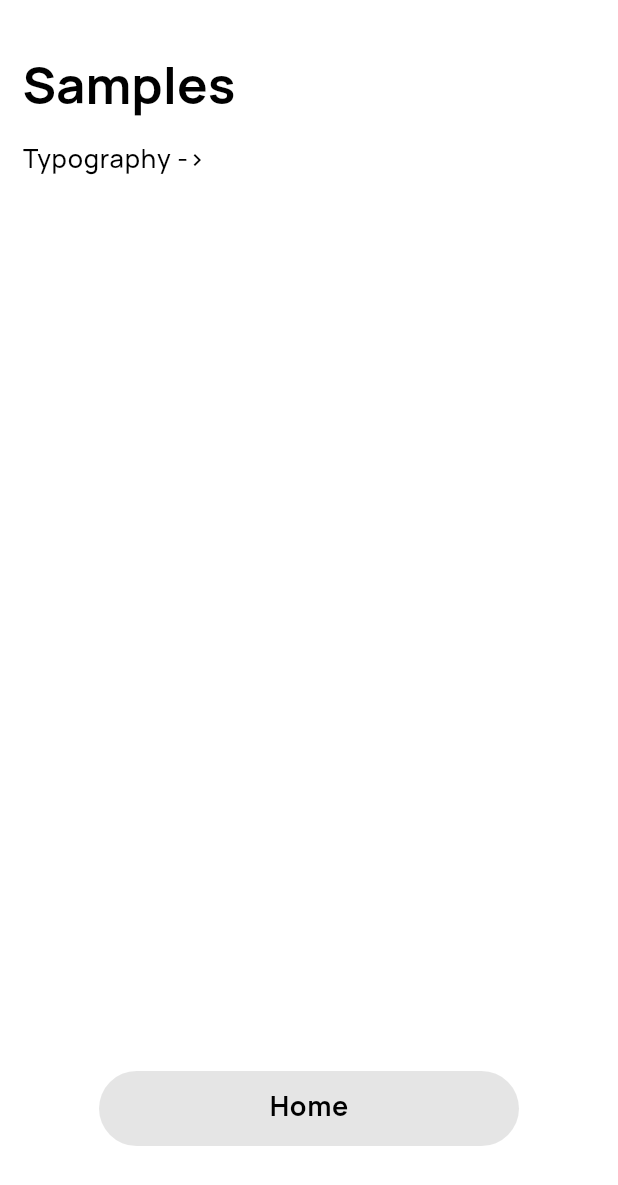
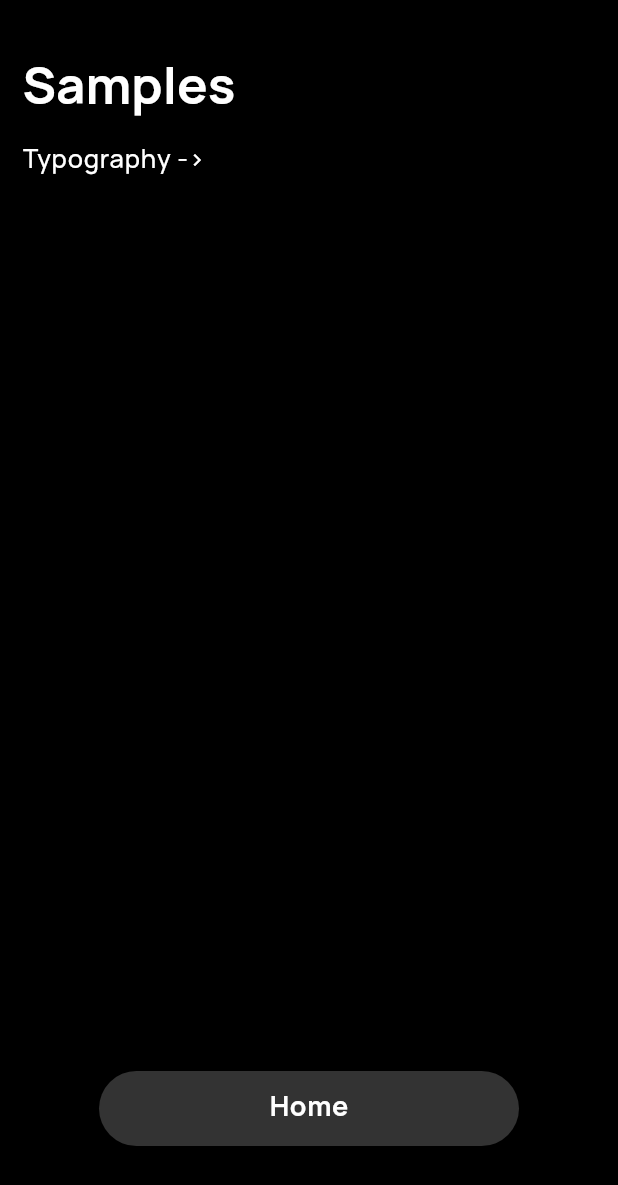
Before and after one commit to parabolahq/locus, a Flutter app: the screen it shows after launch, on a phone screen of 412 x 824 dp. Shown: the top 1185 px of the screen. Run offline on Flutter 3.47's test engine with Material 2 defaults, Android fonts, the phone set to English and light mode, and no system bars.

Commit message:
Add status bar theming

```diff
--- a/example/lib/main.dart
+++ b/example/lib/main.dart
@@ -1,3 +1,4 @@
+import 'package:flutter/services.dart';
 import 'package:locus/locus.dart';
 import 'package:locuslab/screens/home_screen.dart';
 
@@ -16,7 +17,7 @@ class _LocusLabAppState extends State<LocusLabApp> {
     return LocusApp(
       title: 'Lab',
       home: HomeScreen(),
-      debugShowCheckedModeBanner: true,
+      theme: LocusThemeData(brightness: Brightness.dark),
     );
   }
 }
--- a/lib/locus.dart
+++ b/lib/locus.dart
@@ -7,10 +7,12 @@ export 'src/core/theme.dart';
 export 'src/core/colors.dart';
 export 'src/core/route.dart';
 export 'src/core/typography.dart';
+export 'src/core/animations.dart';
 
 // Components
 export 'src/components/scaffold.dart';
 export 'src/components/navigation_bar.dart';
 export 'src/components/interactable.dart';
+export 'src/components/buttons.dart';
 
 export 'package:flutter/widgets.dart';
--- a/lib/src/components/navigation_bar.dart
+++ b/lib/src/components/navigation_bar.dart
@@ -1,7 +1,6 @@
 import 'package:flutter/widgets.dart';
 
 import 'package:locus/src/components/interactable.dart';
-import 'package:locus/src/core/colors.dart';
 import 'package:locus/src/core/theme.dart';
 
 // There's a single tag for all instances of navigation bars because they can
@@ -78,7 +77,14 @@ class _NavigationBarState extends State<NavigationBar> {
                           color: LocusTheme.of(context).colorScheme.surface,
                           borderRadius: BorderRadius.circular(20),
                         ),
-                        child: Text('Back'),
+                        child: Text(
+                          'Back',
+                          style: TextStyle(
+                            color: LocusTheme.of(context)
+                                .colorScheme
+                                .onControlsSurface,
+                          ),
+                        ),
                       ),
                     ),
                 ],
--- a/lib/src/components/scaffold.dart
+++ b/lib/src/components/scaffold.dart
@@ -1,4 +1,6 @@
+import 'package:flutter/services.dart';
 import 'package:flutter/widgets.dart';
+import 'package:locus/src/core/animations.dart';
 import 'package:locus/src/core/theme.dart';
 
 class LocusScaffold extends StatelessWidget {
@@ -14,7 +16,11 @@ class LocusScaffold extends StatelessWidget {
   @override
   Widget build(BuildContext context) {
     final theme = LocusTheme.of(context);
-    return DecoratedBox(
+
+    return AnnotatedRegion<SystemUiOverlayStyle>(
+      value: theme.systemUiOverlayStyle,
+      child: AnimatedContainer(
+        duration: kPageTransitionDuration,
         decoration: BoxDecoration(
           color: theme.colorScheme.surface,
         ),
@@ -31,6 +37,7 @@ class LocusScaffold extends StatelessWidget {
               )
           ],
         ),
+      ),
     );
   }
 }
--- /dev/null
+++ b/lib/src/core/animations.dart
@@ -0,0 +1 @@
+const kPageTransitionDuration = const Duration(milliseconds: 250);
--- a/lib/src/core/app.dart
+++ b/lib/src/core/app.dart
@@ -1,3 +1,4 @@
+import 'package:flutter/services.dart';
 import 'package:flutter/widgets.dart';
 import 'package:locus/src/core/route.dart';
 import 'package:locus/src/core/scroll.dart';
@@ -9,16 +10,16 @@ class LocusApp extends StatefulWidget {
   final Iterable<Locale> supportedLocales;
   final bool debugShowCheckedModeBanner, showPerformanceOverlay;
   final Widget? home;
-  final LocusThemeData? theme;
+  final LocusThemeData theme;
 
   const LocusApp({
     super.key,
     required this.title,
     required this.home,
-    this.debugShowCheckedModeBanner = false,
+    this.debugShowCheckedModeBanner = true,
     this.showPerformanceOverlay = false,
     this.supportedLocales = const <Locale>[Locale('ru', 'RU')],
-    this.theme,
+    this.theme = const LocusThemeData(),
   });
 
   @override
@@ -53,23 +54,30 @@ class _LocusAppState extends State<LocusApp> {
         GlobalWidgetsLocalizations.delegate,
         GlobalCupertinoLocalizations.delegate,
       ],
+      builder: (BuildContext context, Widget? child) {
+        final LocusThemeData effectiveThemeData =
+            MediaQuery.of(context).platformBrightness == Brightness.light
+                ? widget.theme
+                : widget.theme;
+        // TODO: Implement dark theme based
+        // on platform brightness
+
+        return LocusTheme(
+          data: effectiveThemeData,
+          child: child ?? SizedBox.shrink(),
+        );
+      },
     );
   }
 
   @override
   Widget build(BuildContext context) {
-    final LocusThemeData effectiveThemeData =
-        widget.theme ?? const LocusThemeData();
-
     return ScrollConfiguration(
       behavior: LocusScrollBehavior(),
-      child: LocusTheme(
-        data: effectiveThemeData,
-        child: HeroControllerScope(
-          controller: _heroController,
-          child: Builder(
-            builder: _buildWidgetApp,
-          ),
+      child: HeroControllerScope(
+        controller: _heroController,
+        child: Builder(
+          builder: _buildWidgetApp,
         ),
       ),
     );
--- a/lib/src/core/colors.dart
+++ b/lib/src/core/colors.dart
@@ -10,12 +10,13 @@ class LocusColors {
 }
 
 class LocusColorScheme with Diagnosticable {
-  final Color onSurface, surface, controlsSurface;
+  final Color onSurface, surface, controlsSurface, onControlsSurface;
 
-  LocusColorScheme.raw({
+  const LocusColorScheme.raw({
     required this.onSurface,
     required this.surface,
     required this.controlsSurface,
+    required this.onControlsSurface,
   });
 
   double get luminance => surface.computeLuminance();
@@ -29,6 +30,7 @@ class LocusColorScheme with Diagnosticable {
       controlsSurface: bright
           ? LocusColors.grey.withOpacity(.2)
           : LocusColors.white.withOpacity(.2),
+      onControlsSurface: bright ? LocusColors.black : LocusColors.white,
     );
   }
 
@@ -38,6 +40,7 @@ class LocusColorScheme with Diagnosticable {
     properties.add(ColorProperty('controlsBackground', controlsSurface));
     properties.add(ColorProperty('surface', surface));
     properties.add(ColorProperty('onSurface', onSurface));
+    properties.add(ColorProperty('onControlsSurface', onControlsSurface));
   }
 
   static LocusColorScheme lerp(
@@ -46,6 +49,8 @@ class LocusColorScheme with Diagnosticable {
       onSurface: Color.lerp(a.onSurface, b.onSurface, t)!,
       surface: Color.lerp(a.surface, b.surface, t)!,
       controlsSurface: Color.lerp(a.controlsSurface, b.controlsSurface, t)!,
+      onControlsSurface:
+          Color.lerp(a.onControlsSurface, b.onControlsSurface, t)!,
     );
   }
 }
--- a/lib/src/core/route.dart
+++ b/lib/src/core/route.dart
@@ -1,6 +1,5 @@
 import 'package:flutter/widgets.dart';
-
-const Duration _kPageTransitionDuration = const Duration(milliseconds: 250);
+import 'package:locus/src/core/animations.dart';
 
 class LocusPageRoute<T> extends PageRoute<T> {
   final bool _maintainState;
@@ -48,5 +47,5 @@ class LocusPageRoute<T> extends PageRoute<T> {
   bool get maintainState => _maintainState;
 
   @override
-  Duration get transitionDuration => _kPageTransitionDuration;
+  Duration get transitionDuration => kPageTransitionDuration;
 }
--- a/lib/src/core/theme.dart
+++ b/lib/src/core/theme.dart
@@ -69,6 +69,11 @@ class LocusThemeData with Diagnosticable {
   LocusColorScheme get colorScheme =>
       _colorScheme ?? LocusColorScheme.fromTheme(this);
 
+  SystemUiOverlayStyle get systemUiOverlayStyle =>
+      brightness == Brightness.light
+          ? SystemUiOverlayStyle.dark
+          : SystemUiOverlayStyle.light;
+
   @override
   void debugFillProperties(DiagnosticPropertiesBuilder properties) {
     super.debugFillProperties(properties);
```
Lines whose indentation alone changed are shown as unchanged.
